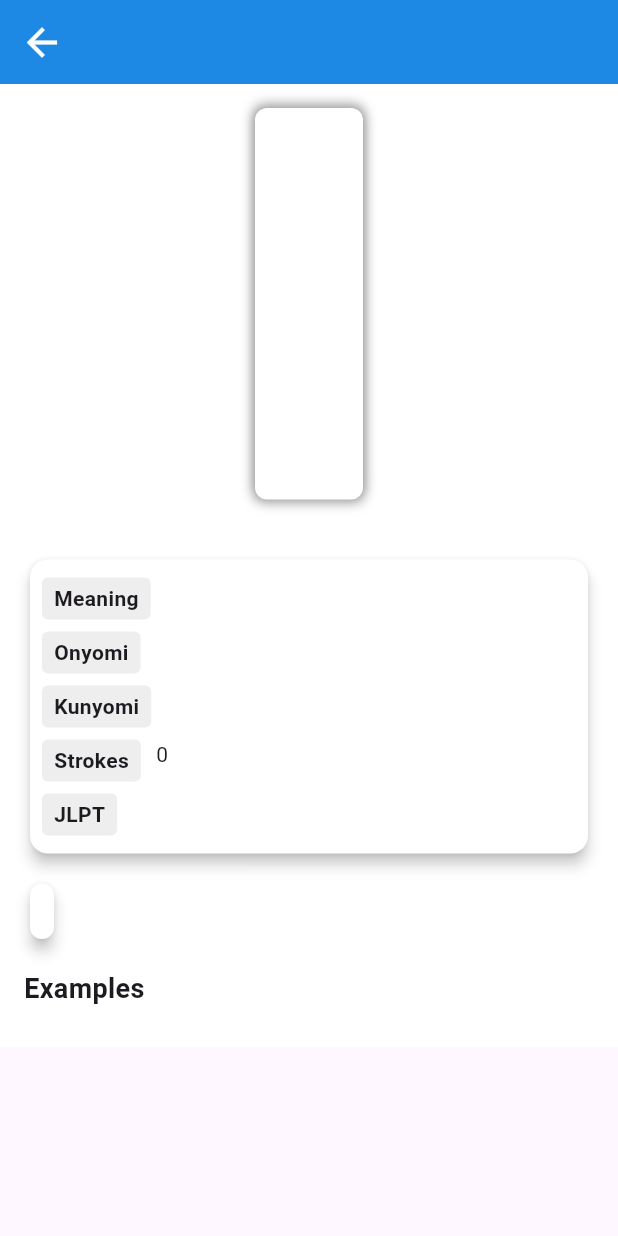
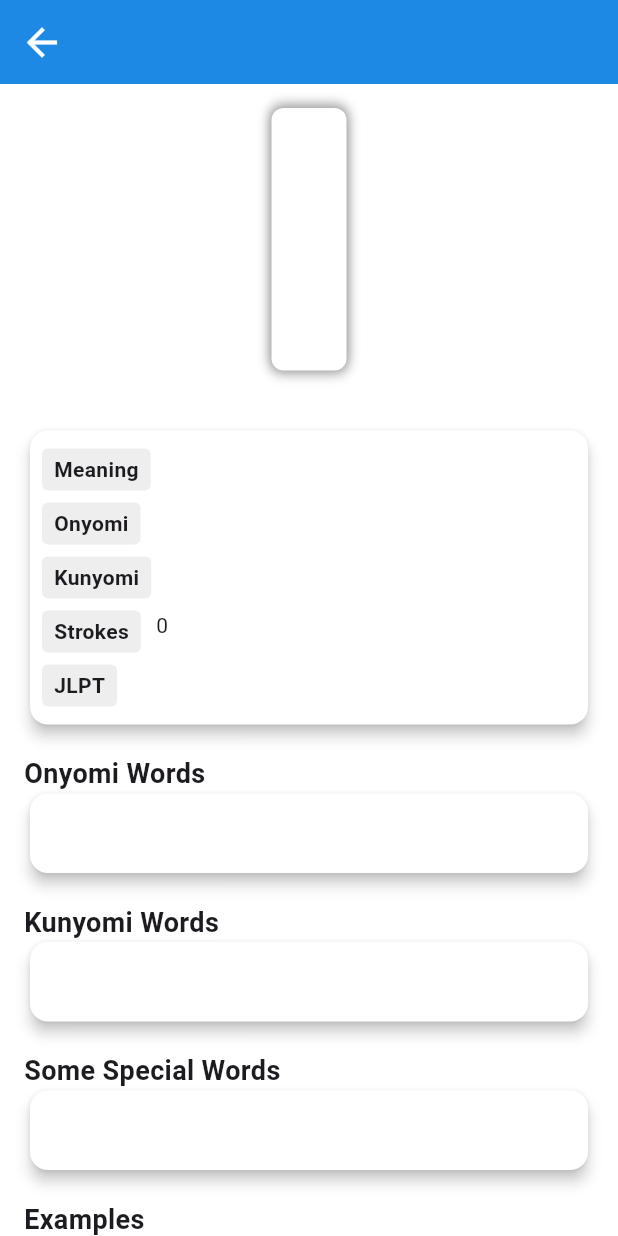
Before and after one commit to AnilDevchhetri/flutter_first_api, a Flutter app: the KhanjiDetailScreen screen opened directly with empty values, on a phone screen of 412 x 824 dp. Run offline on Flutter 3.47's test engine with Material 3 defaults, Android fonts, the phone set to English and light mode, and no system bars.

Commit message:
10_28_2024_10_18_pm

```diff
--- a/fetch_api/lib/main.dart
+++ b/fetch_api/lib/main.dart
@@ -137,3 +137,4 @@ class HomeScreen extends StatelessWidget {
 
 
 // blue color : 060ef3
+//10_28_2024_10_18_pm
--- a/fetch_api/lib/screens/khanji_detail_screen.dart
+++ b/fetch_api/lib/screens/khanji_detail_screen.dart
@@ -29,7 +29,7 @@ class KhanjiDetailScreen extends StatelessWidget {
                 // Large Kanji character in the center with shadow
                 Center(
                   child: Container(
-                    padding: const EdgeInsets.fromLTRB(36, 2, 36, 2),
+                    padding: const EdgeInsets.fromLTRB(25, 2, 25, 2),
                     decoration: BoxDecoration(
                       color: Colors.white,
                       boxShadow: const [
@@ -52,7 +52,7 @@ class KhanjiDetailScreen extends StatelessWidget {
                     child: Text(
                       khanji.khanji ?? '',
                       style: const TextStyle(
-                        fontSize: 180,
+                        fontSize: 120,
                         fontWeight: FontWeight.w300,
                       ),
                     ),
@@ -60,7 +60,7 @@ class KhanjiDetailScreen extends StatelessWidget {
                 ),
                 const SizedBox(height: 20),
 
-                // Stroke image with horizontal scrolling if needed
+                //Stroke image with horizontal scrolling if needed
                 if (khanji.strokeImageUrl != null &&
                     khanji.strokeImageUrl!.isNotEmpty)
                   SingleChildScrollView(
@@ -95,19 +95,32 @@ class KhanjiDetailScreen extends StatelessWidget {
                   ),
                 ),
                 const SizedBox(height: 20),
-
-                // _wordsExample(context, khanji.onyomiWords ?? 'N/A'),
-                Card(
-                  color: Colors.white,
-                  margin: const EdgeInsets.symmetric(horizontal: 4.0),
-                  elevation: 4.0, // Set elevation to create shadow
-
-                  child: Padding(
-                    padding: const EdgeInsets.all(8.0),
-                    child: Text(khanji.onyomiWords ?? 'N/A'),
+                const Text(
+                  "Onyomi Words",
+                  style: TextStyle(
+                    fontSize: 18,
+                    fontWeight: FontWeight.bold,
                   ),
                 ),
-
+                _cardDetail(context, khanji.onyomiWords ?? 'N/A'),
+                const SizedBox(height: 20),
+                const Text(
+                  "Kunyomi Words",
+                  style: TextStyle(
+                    fontSize: 18,
+                    fontWeight: FontWeight.bold,
+                  ),
+                ),
+                _cardDetail(context, khanji.kunyomiWords ?? 'N/A'),
+                const SizedBox(height: 20),
+                const Text(
+                  "Some Special Words",
+                  style: TextStyle(
+                    fontSize: 18,
+                    fontWeight: FontWeight.bold,
+                  ),
+                ),
+                _cardDetail(context, khanji.specialWords ?? 'N/A'),
                 const SizedBox(height: 20),
 
                 // Examples section
@@ -118,9 +131,13 @@ class KhanjiDetailScreen extends StatelessWidget {
                     fontWeight: FontWeight.bold,
                   ),
                 ),
+
                 const SizedBox(height: 10),
                 Column(
-                  children: khanji.examples.map((example) {
+                  children: khanji.examples.asMap().entries.map((entry) {
+                    int index = entry.key; // Index of the item
+                    var example = entry.value; // Example item itself
+
                     return Container(
                       width: MediaQuery.of(context).size.width - 8,
                       margin: const EdgeInsets.symmetric(vertical: 4.0),
@@ -138,7 +155,7 @@ class KhanjiDetailScreen extends StatelessWidget {
                                     Colors.green, // Background color for Kanji
                                 padding: const EdgeInsets.all(8.0),
                                 child: Text(
-                                  example.khanjiSentence ?? '',
+                                  '#${index + 1}. ${example.khanjiSentence ?? ''}',
                                   style: const TextStyle(
                                     fontWeight: FontWeight.bold,
                                     fontSize: 16,
@@ -248,4 +265,23 @@ class KhanjiDetailScreen extends StatelessWidget {
       ),
     );
   }
+
+  Widget _cardDetail(
+    BuildContext context,
+    String content,
+  ) {
+    return Container(
+      width: MediaQuery.of(context).size.width - 8, // Match the card width
+      child: Card(
+        color: Colors.white,
+        margin: const EdgeInsets.symmetric(horizontal: 4.0),
+        elevation: 4.0, // Set elevation to create shadow
+
+        child: Padding(
+          padding: const EdgeInsets.all(16.0),
+          child: Text(content),
+        ),
+      ),
+    );
+  }
 }
--- a/fetch_api/pubspec.yaml
+++ b/fetch_api/pubspec.yaml
@@ -36,7 +36,7 @@ dependencies:
   # Use with the CupertinoIcons class for iOS style icons.
   cupertino_icons: ^1.0.8
   http: ^1.2.2
-  google_fonts: ^6.2.1
+
 
 dev_dependencies:
   flutter_test:
```
Also changed, not shown: fetch_api/lib/screens/khanji_list_screen.dart (+56 -34 lines), fetch_api/pubspec.lock, 2 other files.
